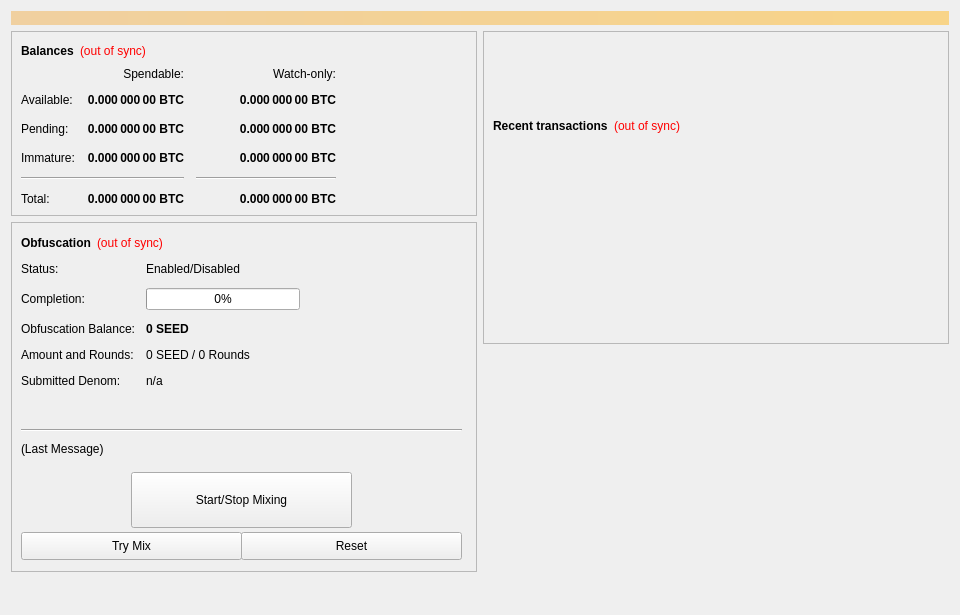
Qt form src/qt/forms/overviewpage.ui (SeedPay/SeedPay) before a commit.
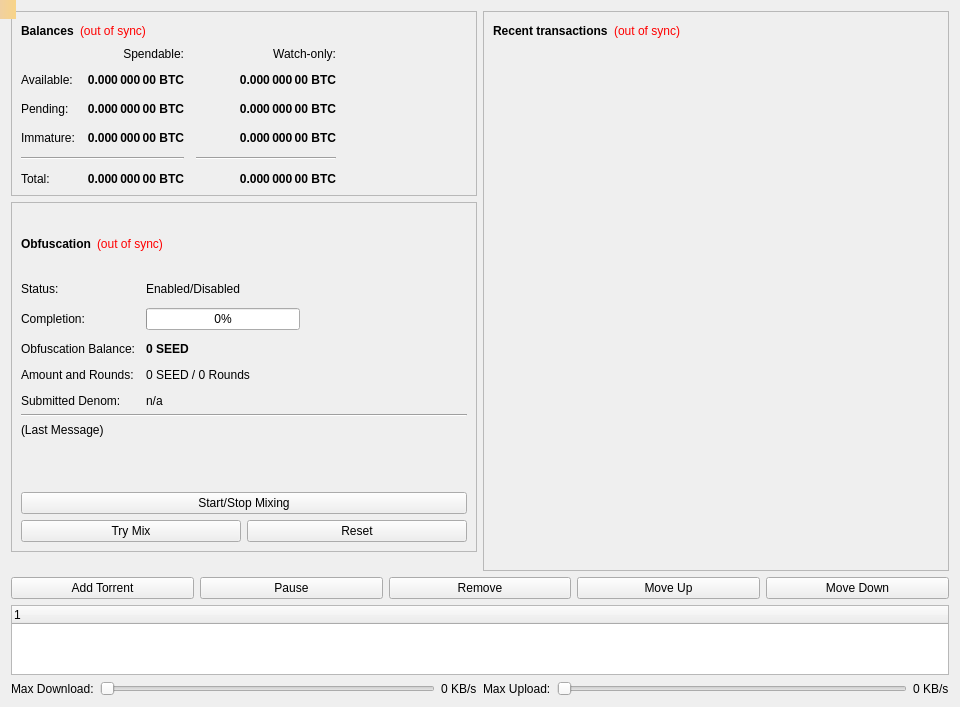
The same form after that commit.

Diff of the .ui file:
```diff
--- a/src/qt/forms/overviewpage.ui
+++ b/src/qt/forms/overviewpage.ui
@@ -7,7 +7,7 @@
     <x>0</x>
     <y>0</y>
     <width>960</width>
-    <height>615</height>
+    <height>707</height>
    </rect>
   </property>
   <property name="minimumSize">
@@ -19,26 +19,8 @@
   <property name="windowTitle">
    <string>Form</string>
   </property>
-  <layout class="QVBoxLayout" name="topLayout">
-   <item>
-    <widget class="QLabel" name="labelAlerts">
-     <property name="visible">
-      <bool>false</bool>
-     </property>
-     <property name="styleSheet">
-      <string notr="true">background-color: qlineargradient(x1: 0, y1: 0, x2: 1, y2: 0, stop:0 #F0D0A0, stop:1 #F8D488); color:#000000;</string>
-     </property>
-     <property name="wordWrap">
-      <bool>true</bool>
-     </property>
-     <property name="margin">
-      <number>3</number>
-     </property>
-    </widget>
-   </item>
-   <item>
-    <layout class="QHBoxLayout" name="horizontalLayout" stretch="1,1">
-     <item>
+  <layout class="QGridLayout" name="gridLayout_2">
+   <item row="0" column="0">
       <layout class="QVBoxLayout" name="verticalLayout_2">
        <item>
         <widget class="QFrame" name="frame">
@@ -412,15 +394,54 @@
          <property name="frameShadow">
           <enum>QFrame::Raised</enum>
          </property>
-         <widget class="QWidget" name="formLayoutWidget">
-          <property name="geometry">
-           <rect>
-            <x>10</x>
-            <y>40</y>
-            <width>451</width>
-            <height>161</height>
-           </rect>
-          </property>
+       <layout class="QGridLayout" name="gridLayout_3">
+        <item row="0" column="0" colspan="2">
+         <layout class="QHBoxLayout" name="horizontalLayout_5">
+          <item>
+           <widget class="QLabel" name="label_2">
+            <property name="font">
+             <font>
+              <weight>75</weight>
+              <bold>true</bold>
+             </font>
+            </property>
+            <property name="text">
+             <string>Obfuscation</string>
+            </property>
+           </widget>
+          </item>
+          <item>
+           <widget class="QLabel" name="labelObfuscationSyncStatus">
+            <property name="toolTip">
+             <string>The displayed information may be out of date. Your wallet automatically synchronizes with the Seedpay network after a connection is established, but this process has not completed yet.</string>
+            </property>
+            <property name="styleSheet">
+             <string notr="true">QLabel { color: red; }</string>
+            </property>
+            <property name="text">
+             <string notr="true">(out of sync)</string>
+            </property>
+            <property name="alignment">
+             <set>Qt::AlignLeading|Qt::AlignLeft|Qt::AlignVCenter</set>
+            </property>
+           </widget>
+          </item>
+          <item>
+           <spacer name="horizontalSpacer_4">
+            <property name="orientation">
+             <enum>Qt::Horizontal</enum>
+            </property>
+            <property name="sizeHint" stdset="0">
+             <size>
+              <width>40</width>
+              <height>20</height>
+             </size>
+            </property>
+           </spacer>
+          </item>
+         </layout>
+        </item>
+        <item row="1" column="0" colspan="2">
           <layout class="QFormLayout" name="formLayout">
            <property name="fieldGrowthPolicy">
             <enum>QFormLayout::AllNonFixedFieldsGrow</enum>
@@ -517,7 +538,82 @@
             </widget>
            </item>
           </layout>
+        </item>
+        <item row="2" column="0" colspan="2">
+         <widget class="Line" name="lineLastMessage">
+          <property name="orientation">
+           <enum>Qt::Horizontal</enum>
+          </property>
          </widget>
+        </item>
+        <item row="3" column="0" colspan="2">
+         <widget class="QLabel" name="obfuscationStatus">
+          <property name="minimumSize">
+           <size>
+            <width>288</width>
+            <height>43</height>
+           </size>
+          </property>
+          <property name="text">
+           <string>(Last Message)</string>
+          </property>
+          <property name="alignment">
+           <set>Qt::AlignLeading|Qt::AlignLeft|Qt::AlignTop</set>
+          </property>
+          <property name="wordWrap">
+           <bool>true</bool>
+          </property>
+         </widget>
+        </item>
+        <item row="4" column="0" colspan="2">
+         <widget class="QPushButton" name="toggleObfuscation">
+          <property name="sizePolicy">
+           <sizepolicy hsizetype="MinimumExpanding" vsizetype="Fixed">
+            <horstretch>0</horstretch>
+            <verstretch>0</verstretch>
+           </sizepolicy>
+          </property>
+          <property name="text">
+           <string>Start/Stop Mixing</string>
+          </property>
+         </widget>
+        </item>
+        <item row="5" column="0">
+         <widget class="QPushButton" name="obfuscationAuto">
+          <property name="sizePolicy">
+           <sizepolicy hsizetype="MinimumExpanding" vsizetype="Fixed">
+            <horstretch>0</horstretch>
+            <verstretch>0</verstretch>
+           </sizepolicy>
+          </property>
+          <property name="toolTip">
+           <string>Try to manually submit a Obfuscation request.</string>
+          </property>
+          <property name="text">
+           <string>Try Mix</string>
+          </property>
+         </widget>
+        </item>
+        <item row="5" column="1">
+         <widget class="QPushButton" name="obfuscationReset">
+          <property name="sizePolicy">
+           <sizepolicy hsizetype="MinimumExpanding" vsizetype="Fixed">
+            <horstretch>0</horstretch>
+            <verstretch>0</verstretch>
+           </sizepolicy>
+          </property>
+          <property name="toolTip">
+           <string>Reset the current status of Obfuscation (can interrupt Obfuscation if it's in the process of Mixing, which can cost you money!)</string>
+          </property>
+          <property name="autoFillBackground">
+           <bool>false</bool>
+          </property>
+          <property name="text">
+           <string>Reset</string>
+          </property>
+         </widget>
+        </item>
+       </layout>
          <widget class="QPushButton" name="runAutoDenom">
           <property name="geometry">
            <rect>
@@ -955,164 +1051,6 @@
            <bool>true</bool>
           </property>
          </widget>
-         <widget class="QPushButton" name="toggleObfuscation">
-          <property name="geometry">
-           <rect>
-            <x>120</x>
-            <y>250</y>
-            <width>221</width>
-            <height>56</height>
-           </rect>
-          </property>
-          <property name="sizePolicy">
-           <sizepolicy hsizetype="MinimumExpanding" vsizetype="Fixed">
-            <horstretch>0</horstretch>
-            <verstretch>0</verstretch>
-           </sizepolicy>
-          </property>
-          <property name="text">
-           <string>Start/Stop Mixing</string>
-          </property>
-         </widget>
-         <widget class="Line" name="lineLastMessage">
-          <property name="geometry">
-           <rect>
-            <x>10</x>
-            <y>200</y>
-            <width>441</width>
-            <height>16</height>
-           </rect>
-          </property>
-          <property name="orientation">
-           <enum>Qt::Horizontal</enum>
-          </property>
-         </widget>
-         <widget class="QLabel" name="obfuscationStatus">
-          <property name="geometry">
-           <rect>
-            <x>10</x>
-            <y>220</y>
-            <width>451</width>
-            <height>61</height>
-           </rect>
-          </property>
-          <property name="minimumSize">
-           <size>
-            <width>288</width>
-            <height>43</height>
-           </size>
-          </property>
-          <property name="text">
-           <string>(Last Message)</string>
-          </property>
-          <property name="alignment">
-           <set>Qt::AlignLeading|Qt::AlignLeft|Qt::AlignTop</set>
-          </property>
-          <property name="wordWrap">
-           <bool>true</bool>
-          </property>
-         </widget>
-         <widget class="QPushButton" name="obfuscationAuto">
-          <property name="geometry">
-           <rect>
-            <x>10</x>
-            <y>310</y>
-            <width>221</width>
-            <height>28</height>
-           </rect>
-          </property>
-          <property name="sizePolicy">
-           <sizepolicy hsizetype="MinimumExpanding" vsizetype="Fixed">
-            <horstretch>0</horstretch>
-            <verstretch>0</verstretch>
-           </sizepolicy>
-          </property>
-          <property name="toolTip">
-           <string>Try to manually submit a Obfuscation request.</string>
-          </property>
-          <property name="text">
-           <string>Try Mix</string>
-          </property>
-         </widget>
-         <widget class="QPushButton" name="obfuscationReset">
-          <property name="geometry">
-           <rect>
-            <x>230</x>
-            <y>310</y>
-            <width>221</width>
-            <height>28</height>
-           </rect>
-          </property>
-          <property name="sizePolicy">
-           <sizepolicy hsizetype="MinimumExpanding" vsizetype="Fixed">
-            <horstretch>0</horstretch>
-            <verstretch>0</verstretch>
-           </sizepolicy>
-          </property>
-          <property name="toolTip">
-           <string>Reset the current status of Obfuscation (can interrupt Obfuscation if it's in the process of Mixing, which can cost you money!)</string>
-          </property>
-          <property name="autoFillBackground">
-           <bool>false</bool>
-          </property>
-          <property name="text">
-           <string>Reset</string>
-          </property>
-         </widget>
-         <widget class="QWidget" name="layoutWidget">
-          <property name="geometry">
-           <rect>
-            <x>10</x>
-            <y>10</y>
-            <width>431</width>
-            <height>22</height>
-           </rect>
-          </property>
-          <layout class="QHBoxLayout" name="horizontalLayout_5">
-           <item>
-            <widget class="QLabel" name="label_2">
-             <property name="font">
-              <font>
-               <weight>75</weight>
-               <bold>true</bold>
-              </font>
-             </property>
-             <property name="text">
-              <string>Obfuscation</string>
-             </property>
-            </widget>
-           </item>
-           <item>
-            <widget class="QLabel" name="labelObfuscationSyncStatus">
-             <property name="toolTip">
-              <string>The displayed information may be out of date. Your wallet automatically synchronizes with the Seedpay network after a connection is established, but this process has not completed yet.</string>
-             </property>
-             <property name="styleSheet">
-              <string notr="true">QLabel { color: red; }</string>
-             </property>
-             <property name="text">
-              <string notr="true">(out of sync)</string>
-             </property>
-             <property name="alignment">
-              <set>Qt::AlignLeading|Qt::AlignLeft|Qt::AlignVCenter</set>
-             </property>
-            </widget>
-           </item>
-           <item>
-            <spacer name="horizontalSpacer_4">
-             <property name="orientation">
-              <enum>Qt::Horizontal</enum>
-             </property>
-             <property name="sizeHint" stdset="0">
-              <size>
-               <width>40</width>
-               <height>20</height>
-              </size>
-             </property>
-            </spacer>
-           </item>
-          </layout>
-         </widget>
         </widget>
        </item>
        <item>
@@ -1130,7 +1068,7 @@
        </item>
       </layout>
      </item>
-     <item>
+   <item row="0" column="1">
       <layout class="QVBoxLayout" name="verticalLayout_3">
        <item>
         <widget class="QFrame" name="frame_2">
@@ -1141,22 +1079,6 @@
           <enum>QFrame::Raised</enum>
          </property>
          <layout class="QVBoxLayout" name="verticalLayout">
-          <item>
-           <spacer name="verticalSpacer_3">
-            <property name="orientation">
-             <enum>Qt::Vertical</enum>
-            </property>
-            <property name="sizeType">
-             <enum>QSizePolicy::Fixed</enum>
-            </property>
-            <property name="sizeHint" stdset="0">
-             <size>
-              <width>20</width>
-              <height>75</height>
-             </size>
-            </property>
-           </spacer>
-          </item>
           <item>
            <layout class="QHBoxLayout" name="horizontalLayout_2">
             <item>
@@ -1228,27 +1150,139 @@
          </layout>
         </widget>
        </item>
+    </layout>
+   </item>
+   <item row="1" column="0" colspan="2">
+    <layout class="QHBoxLayout" name="horizontalLayout_12">
        <item>
-        <spacer name="verticalSpacer_2">
+      <widget class="QPushButton" name="addTorrentButton_3">
+       <property name="text">
+        <string>Add Torrent</string>
+       </property>
+      </widget>
+     </item>
+     <item>
+      <widget class="QPushButton" name="pauseResumeButton_3">
+       <property name="text">
+        <string>Pause</string>
+       </property>
+      </widget>
+     </item>
+     <item>
+      <widget class="QPushButton" name="removeButton_3">
+       <property name="text">
+        <string>Remove</string>
+       </property>
+      </widget>
+     </item>
+     <item>
+      <widget class="QPushButton" name="upButton_3">
+       <property name="text">
+        <string>Move Up</string>
+       </property>
+      </widget>
+     </item>
+     <item>
+      <widget class="QPushButton" name="downButton_3">
+       <property name="text">
+        <string>Move Down</string>
+       </property>
+      </widget>
+     </item>
+    </layout>
+   </item>
+   <item row="2" column="0" colspan="2">
+    <widget class="QTreeWidget" name="torrentView">
+     <column>
+      <property name="text">
+       <string notr="true">1</string>
+      </property>
+     </column>
+    </widget>
+   </item>
+   <item row="3" column="0" colspan="2">
+    <layout class="QHBoxLayout" name="horizontalLayout_13">
+     <item>
+      <layout class="QHBoxLayout" name="horizontalLayout_14">
+       <item>
+        <widget class="QLabel" name="maxDown_2">
+         <property name="text">
+          <string>Max Download:</string>
+         </property>
+        </widget>
+       </item>
+       <item>
+        <widget class="QSlider" name="downloadLimitSlider_2">
+         <property name="maximum">
+          <number>1000</number>
+         </property>
          <property name="orientation">
-          <enum>Qt::Vertical</enum>
+          <enum>Qt::Horizontal</enum>
          </property>
-         <property name="sizeType">
-          <enum>QSizePolicy::Expanding</enum>
+        </widget>
+       </item>
+       <item>
+        <widget class="QLabel" name="downloadLimitLabel_2">
+         <property name="text">
+          <string>0 KB/s</string>
          </property>
-         <property name="sizeHint" stdset="0">
-          <size>
-           <width>20</width>
-           <height>40</height>
-          </size>
+        </widget>
+       </item>
+      </layout>
+     </item>
+     <item>
+      <layout class="QHBoxLayout" name="horizontalLayout_15">
+       <item>
+        <widget class="QLabel" name="maxUp_2">
+         <property name="text">
+          <string>Max Upload:</string>
          </property>
-        </spacer>
+        </widget>
        </item>
+       <item>
+        <widget class="QSlider" name="uploadLimitSlider_2">
+         <property name="maximum">
+          <number>1000</number>
+         </property>
+         <property name="orientation">
+          <enum>Qt::Horizontal</enum>
+         </property>
+        </widget>
+       </item>
+       <item>
+        <widget class="QLabel" name="uploadLimitLabel_2">
+         <property name="text">
+          <string>0 KB/s</string>
+         </property>
+        </widget>
+       </item>
       </layout>
      </item>
     </layout>
    </item>
   </layout>
+  <widget class="QLabel" name="labelAlerts">
+   <property name="geometry">
+    <rect>
+     <x>0</x>
+     <y>0</y>
+     <width>16</width>
+     <height>19</height>
+    </rect>
+   </property>
+   <property name="visible">
+    <bool>false</bool>
+   </property>
+   <property name="styleSheet">
+    <string notr="true">background-color: qlineargradient(x1: 0, y1: 0, x2: 1, y2: 0, stop:0 #F0D0A0, stop:1 #F8D488); color:#000000;</string>
+   </property>
+   <property name="wordWrap">
+    <bool>true</bool>
+   </property>
+   <property name="margin">
+    <number>3</number>
+   </property>
+  </widget>
  </widget>
  <resources/>
  <connections/>
```
Lines whose indentation alone changed are shown as unchanged.
